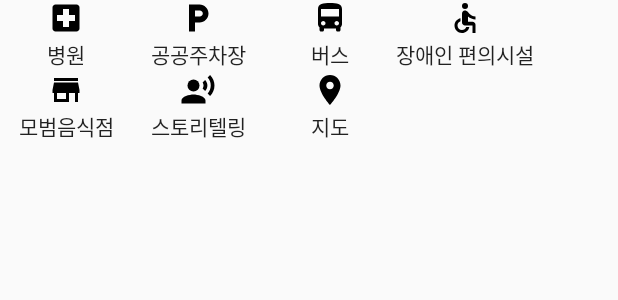
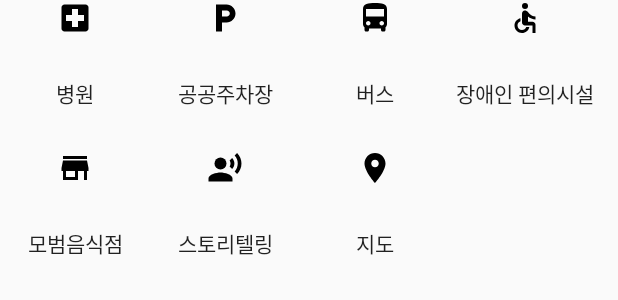
Before and after one commit to riwltnchgo0625/MapError111_Cmodify, an Android app: the layout fragment_home.xml on its own in the app's theme, with its tools: preview values and no code run, on a phone screen of 412 x 824 dp. Shown: the top 300 px of the screen. Run offline under Robolectric (Android 15) with nearby library versions, the phone set to English and light mode, and no system bars.

```diff
--- a/app/src/main/AndroidManifest.xml
+++ b/app/src/main/AndroidManifest.xml
@@ -23,13 +23,14 @@
         <activity
             android:name="com.example.busanapp.LoadingActivity"
             android:label="@string/app_name"
-            android:theme="@style/AppTheme.NoActionBar"></activity>
+            android:theme="@style/AppTheme.NoActionBar" />
         <activity android:name="com.example.busanapp.calendar.MemoActivity" />
         <activity android:name="com.example.busanapp.calendar.CalendarFragment" />
         <activity
             android:name="com.example.busanapp.MainActivity"
             android:label="@string/app_name"
-            android:theme="@style/AppTheme.NoActionBar">
+            android:theme="@style/Theme.AppCompat.NoActionBar"
+            >
             <intent-filter>
                 <action android:name="android.intent.action.MAIN" />
 
--- a/app/src/main/res/layout/fragment_disabled_pereson.xml
+++ b/app/src/main/res/layout/fragment_disabled_pereson.xml
@@ -13,7 +13,7 @@
             android:id="@+id/result"
             android:layout_width="fill_parent"
             android:layout_height="wrap_content"
-            android:textSize="20dp" />
+            android:textSize="15dp" />
     </ScrollView>
 
 </LinearLayout>
--- a/app/src/main/res/layout/fragment_home.xml
+++ b/app/src/main/res/layout/fragment_home.xml
@@ -8,7 +8,9 @@
     <FrameLayout
         android:id="@+id/container"
         android:layout_width="match_parent"
-        android:layout_height="match_parent" />
+        android:layout_height="match_parent"
+        android:layout_alignParentStart="true"
+        android:layout_alignParentTop="true" />
 
     <androidx.recyclerview.widget.RecyclerView
         android:id="@+id/PhotoRecycler"
@@ -18,8 +20,8 @@
 
     <Button
         android:id="@+id/btnH"
-        android:layout_width="wrap_content"
-        android:layout_height="wrap_content"
+        android:layout_width="100dp"
+        android:layout_height="100dp"
         android:layout_below="@+id/PhotoRecycler"
         android:background="@color/btn_background"
         android:drawableTop="@drawable/ic_local_hospital_black_24dp"
@@ -28,8 +30,8 @@
 
     <Button
         android:id="@+id/btnP"
-        android:layout_width="wrap_content"
-        android:layout_height="wrap_content"
+        android:layout_width="100dp"
+        android:layout_height="100dp"
         android:layout_below="@+id/PhotoRecycler"
         android:layout_toEndOf="@+id/btnH"
         android:background="@color/btn_background"
@@ -39,8 +41,8 @@
 
     <Button
         android:id="@+id/btnB"
-        android:layout_width="wrap_content"
-        android:layout_height="wrap_content"
+        android:layout_width="100dp"
+        android:layout_height="100dp"
         android:layout_below="@+id/PhotoRecycler"
         android:layout_toEndOf="@+id/btnP"
         android:background="@color/btn_background"
@@ -50,8 +52,8 @@
 
     <Button
         android:id="@+id/btnD"
-        android:layout_width="wrap_content"
-        android:layout_height="wrap_content"
+        android:layout_width="100dp"
+        android:layout_height="100dp"
         android:layout_below="@+id/PhotoRecycler"
         android:layout_toEndOf="@+id/btnB"
         android:background="@color/btn_background"
@@ -61,8 +63,8 @@
 
     <Button
         android:id="@+id/btnF"
-        android:layout_width="wrap_content"
-        android:layout_height="wrap_content"
+        android:layout_width="100dp"
+        android:layout_height="100dp"
         android:layout_below="@+id/btnH"
         android:background="@color/btn_background"
         android:drawableTop="@drawable/ic_food"
@@ -71,8 +73,8 @@
 
     <Button
         android:id="@+id/btnS"
-        android:layout_width="wrap_content"
-        android:layout_height="wrap_content"
+        android:layout_width="100dp"
+        android:layout_height="100dp"
         android:layout_below="@+id/btnP"
         android:layout_toEndOf="@+id/btnF"
         android:background="@color/btn_background"
@@ -82,8 +84,8 @@
 
     <Button
         android:id="@+id/btnM"
-        android:layout_width="wrap_content"
-        android:layout_height="wrap_content"
+        android:layout_width="100dp"
+        android:layout_height="100dp"
         android:layout_below="@+id/btnB"
         android:layout_toEndOf="@+id/btnS"
         android:background="@color/btn_background"
--- a/app/src/main/res/layout/fragment_hospital.xml
+++ b/app/src/main/res/layout/fragment_hospital.xml
@@ -12,7 +12,7 @@
             android:id="@+id/result"
             android:layout_width="fill_parent"
             android:layout_height="wrap_content"
-            android:textSize="20dp" />
+            android:textSize="13sp" />
     </ScrollView>
 
 </LinearLayout>
--- a/app/src/main/res/values/styles.xml
+++ b/app/src/main/res/values/styles.xml
@@ -14,6 +14,12 @@
 
     </style>
 
+    <style name="SplashTheme">
+        <item name="windowActionBar">false</item>
+        <item name="windowNoTitle">true</item>
+        <item name="android:windowBackground">@drawable/profile_image_pink_white</item>
+    </style>
+
     <style name="AppTheme.NoActionBar">
         <item name="windowActionBar">false</item>
         <item name="windowNoTitle">true</item>
```
Also changed, not shown: app/src/main/res/layout/activity_loading.xml (+10 -8 lines).
